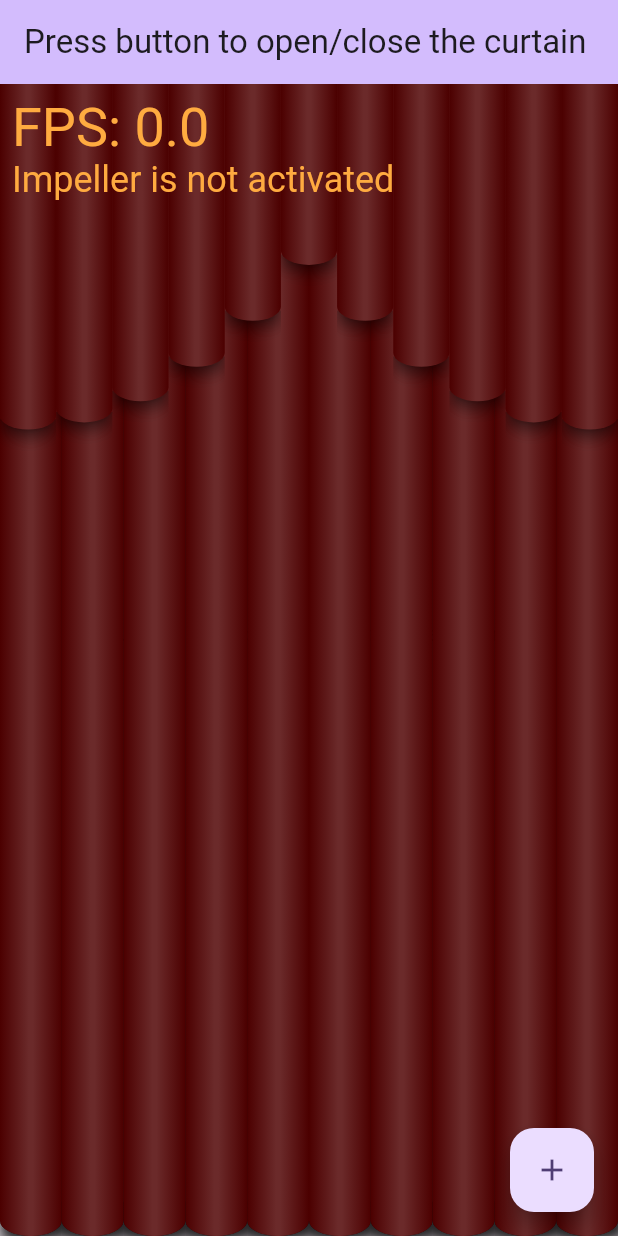
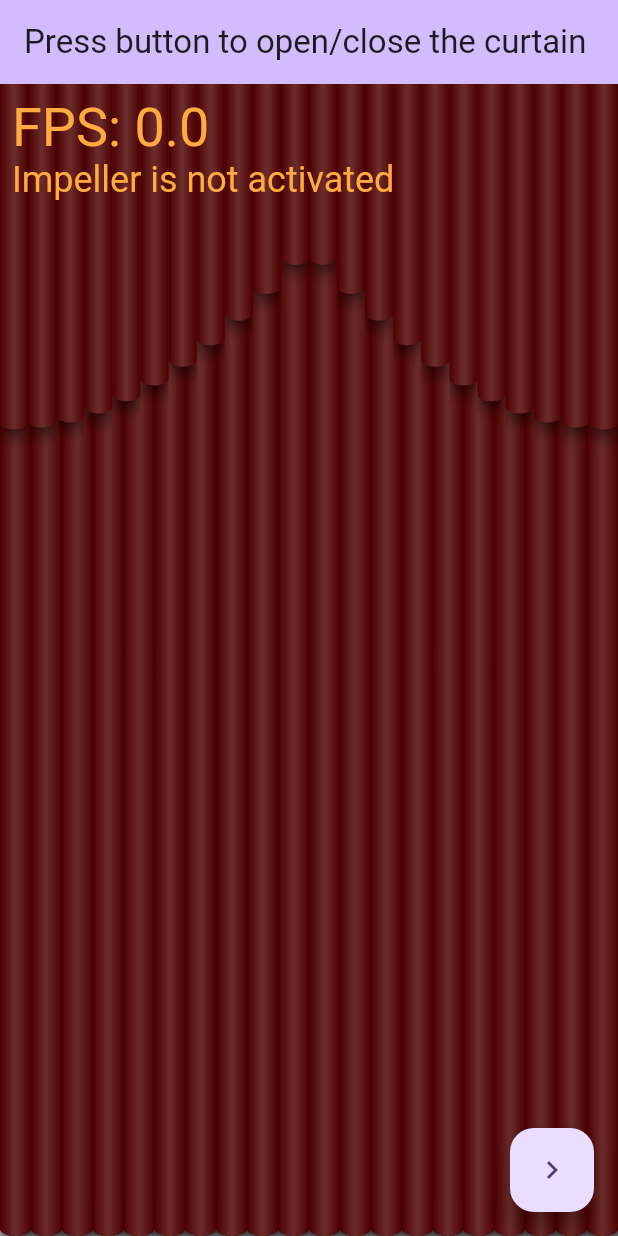
Before and after one commit to mixedteam236/impeller_test, a Flutter app: the screen it shows after launch, after a tap on "No", on a phone screen of 412 x 824 dp. Run offline on Flutter 3.47's test engine with Material 3 defaults, Android fonts, the phone set to English and light mode, and no system bars; our stand-ins replace device_info_plus.

Commit message:
Increased the number of curtain waves to place additional stress on the rendering engines.
- Wrapped the `AnimatedCurtain` in a `ClipRect` to prevent overflow.
- Increased the number of waves for both side and top curtains.
- Replaced the counter text with a "Welcome to the show!" message.
- Changed the FloatingActionButton icon from `add` to `chevron_right`.
- Wrapped the main body Stack in a `SafeArea`.
- Corrected a typo in the Impeller activation dialog text.

```diff
--- a/lib/curtain.dart
+++ b/lib/curtain.dart
@@ -23,8 +23,8 @@ class Curtain extends StatefulWidget {
     LinearGradient? curtainGradient,
     this.child,
   })  : topSizeFactor = topSizeFactor ?? 0.3,
-        numSideCurtainWaves = numSideCurtainWaves ?? 10,
-        numTopCurtainWaves = numTopCurtainWaves ?? 11,
+        numSideCurtainWaves = numSideCurtainWaves ?? 10*2,
+        numTopCurtainWaves = numTopCurtainWaves ?? 11*2,
         curtainGradient = curtainGradient ?? _curtainGradient();
 
   @override
--- a/lib/main.dart
+++ b/lib/main.dart
@@ -113,7 +113,8 @@ class _MyHomePageState extends State<MyHomePage> {
         // the App.build method, and use it to set our appbar title.
         title: FittedBox(child: Text(widget.title)),
       ),
-      body: Stack(
+      body: SafeArea(
+        child: Stack(
           children: [
             Center(
               // Center is a layout widget. It takes a single child and positions it
@@ -134,16 +135,15 @@ class _MyHomePageState extends State<MyHomePage> {
                 // wireframe for each widget.
                 mainAxisAlignment: MainAxisAlignment.center,
                 children: <Widget>[
-                const Text('You have pushed the button this many times:'),
                   Text(
-                  '$_counter',
+                    'Welcome to the show!',
                     style: Theme.of(context).textTheme.headlineMedium,
                   ),
                 ],
               ),
             ),
 
-          AnimatedCurtain(isOpen: _counter % 2 != 0),
+            ClipRect(child: AnimatedCurtain(isOpen: _counter % 2 != 0)),
             DefaultTextStyle(
               style: const TextStyle(color: Colors.orangeAccent, fontSize: 24),
               child: Padding(
@@ -161,10 +161,11 @@ class _MyHomePageState extends State<MyHomePage> {
             ),
           ],
         ),
+      ),
       floatingActionButton: FloatingActionButton(
         onPressed: _incrementCounter,
         tooltip: 'Increment',
-        child: const Icon(Icons.add),
+        child: const Icon(Icons.chevron_right),
       ), // This trailing comma makes auto-formatting nicer for build methods.
     );
   }
@@ -176,7 +177,7 @@ Future<bool?> showImpellerActivatedDialog(BuildContext context) {
     barrierDismissible: false,
     builder: (BuildContext context) {
       return AlertDialog(
-        content: Text('Is Impeller activated\n(used only to display the correct Impeller state on the screen)'),
+        content: Text('Is Impeller activated?\n(used only to display the correct Impeller state on the screen)'),
         actions: <Widget>[
           TextButton(
             onPressed: () => Navigator.of(context).pop(false),
```
Lines whose indentation alone changed are shown as unchanged.
